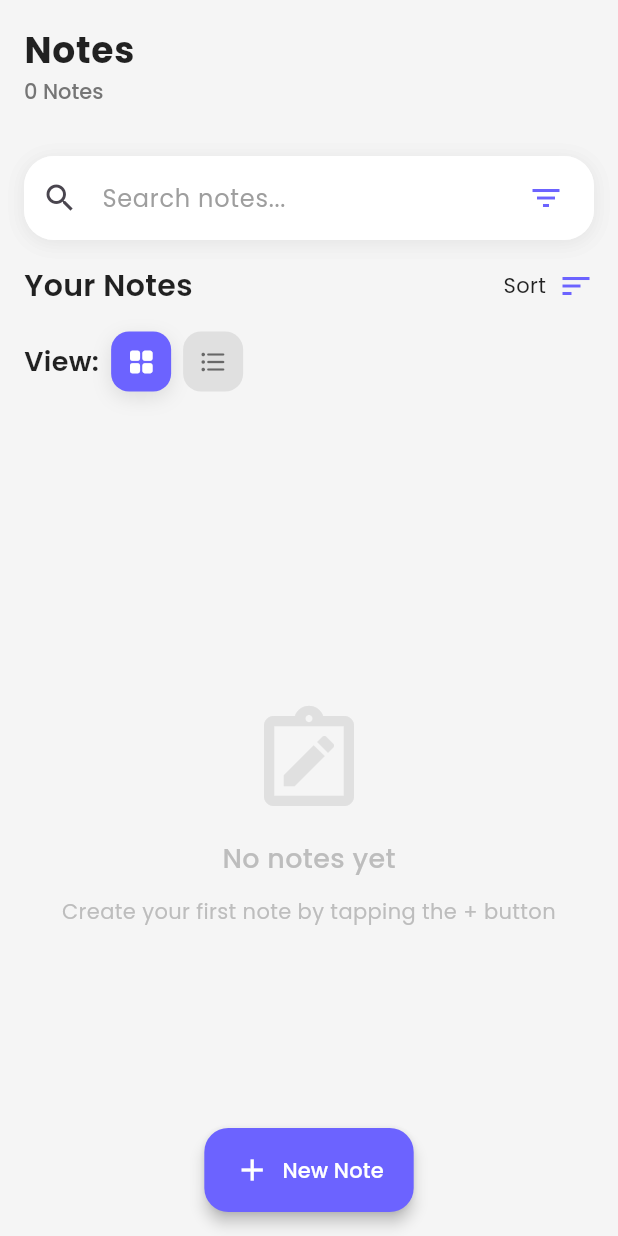
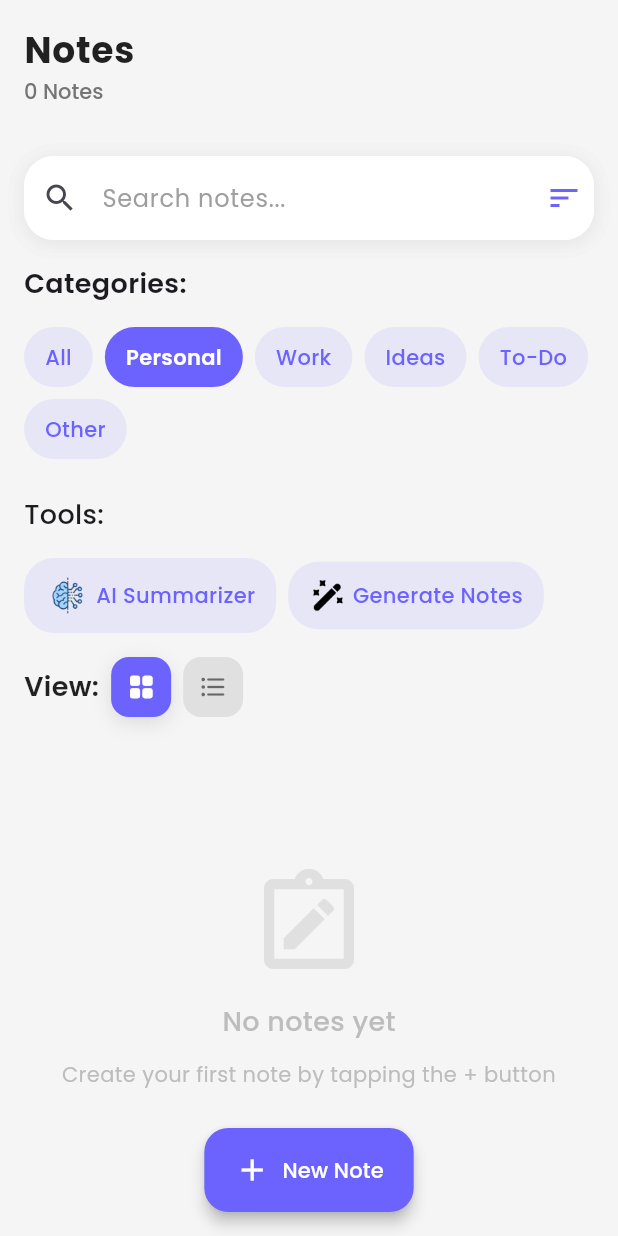
Before and after one commit to SahilLiotech/Notes-App, a Flutter app: the screen it shows after launch, on a phone screen of 412 x 824 dp. Run offline on Flutter 3.47's test engine with Material 3 defaults, Android fonts, the phone set to English and light mode, and no system bars; drawn by our look-alikes of toastification; our stand-ins replace animate_do, device_preview, flutter_riverpod, google_fonts, hive, open_file and 3 more; missing offline and left inert: flutter_quill; accounts and stored records are empty.

Commit message:
Initial Commit

```diff
--- a/lib/screens/home_screen.dart
+++ b/lib/screens/home_screen.dart
@@ -6,9 +6,9 @@ import 'package:google_fonts/google_fonts.dart';
 import 'package:notes_app/provider/notes_provider.dart';
 import 'package:notes_app/screens/add_notes_screen.dart';
 import 'package:notes_app/widgets/empty_notes_widget.dart';
+import 'package:notes_app/widgets/filter_menu_widget.dart';
 import 'package:notes_app/widgets/notes_card.dart';
 import 'package:notes_app/widgets/search_bar_widget.dart';
-import 'package:notes_app/widgets/sort_menu_widget.dart';
 import 'package:notes_app/widgets/toggle_view_button.dart';
 
 class HomeScreen extends ConsumerStatefulWidget {
@@ -75,6 +75,7 @@ class _HomeScreenState extends ConsumerState<HomeScreen> {
         child: Column(
           spacing: 16,
           mainAxisAlignment: MainAxisAlignment.start,
+          crossAxisAlignment: CrossAxisAlignment.start,
           children: [
             Container(
               decoration: BoxDecoration(
@@ -91,19 +92,94 @@ class _HomeScreenState extends ConsumerState<HomeScreen> {
               ),
               child: SearchBarWidget(controller: searchController),
             ),
-            Row(
-              mainAxisAlignment: MainAxisAlignment.spaceBetween,
-              children: [
-                Text(
-                  'Your Notes',
-                  style: GoogleFonts.poppins(
-                    fontSize: 20,
-                    fontWeight: FontWeight.w600,
-                    color: Colors.black87,
+
+            Text(
+              "Categories:",
+              style: GoogleFonts.poppins(
+                fontSize: 18,
+                fontWeight: FontWeight.w600,
+              ),
+              textAlign: TextAlign.start,
+            ),
+            FilterMenuWidget(),
+
+            Padding(
+              padding: const EdgeInsets.only(top: 8.0),
+              child: Text(
+                "Tools:",
+                style: GoogleFonts.poppins(
+                  fontSize: 18,
+                  fontWeight: FontWeight.w500,
+                ),
+              ),
+            ),
+            SingleChildScrollView(
+              scrollDirection: Axis.horizontal,
+              child: Row(
+                spacing: 8,
+                children: [
+                  Container(
+                    padding: const EdgeInsets.symmetric(
+                      horizontal: 12,
+                      vertical: 8,
+                    ),
+                    decoration: BoxDecoration(
+                      color: Color(0xFF6C63FF).withAlpha(26),
+                      borderRadius: BorderRadius.circular(20),
+                      border: Border.all(color: Colors.transparent, width: 2),
+                    ),
+                    child: Row(
+                      spacing: 4,
+                      mainAxisSize: MainAxisSize.min,
+                      children: [
+                        Image.asset(
+                          'assets/images/AI.png',
+                          height: 30,
+                          width: 30,
+                        ),
+                        Text(
+                          "AI Summarizer",
+                          style: GoogleFonts.poppins(
+                            color: Color(0xFF6C63FF),
+                            fontSize: 14,
+                            fontWeight: FontWeight.w500,
+                          ),
+                        ),
+                      ],
+                    ),
                   ),
-                ),
-                SortMenuWidget(),
-              ],
+                  Container(
+                    padding: const EdgeInsets.symmetric(
+                      horizontal: 12,
+                      vertical: 8,
+                    ),
+                    decoration: BoxDecoration(
+                      color: Color(0xFF6C63FF).withAlpha(26),
+                      borderRadius: BorderRadius.circular(20),
+                      border: Border.all(color: Colors.transparent, width: 2),
+                    ),
+                    child: Row(
+                      spacing: 4,
+                      mainAxisSize: MainAxisSize.min,
+                      children: [
+                        Image.asset(
+                          'assets/images/generator.png',
+                          height: 25,
+                          width: 25,
+                        ),
+                        Text(
+                          "Generate Notes",
+                          style: GoogleFonts.poppins(
+                            color: Color(0xFF6C63FF),
+                            fontSize: 14,
+                            fontWeight: FontWeight.w500,
+                          ),
+                        ),
+                      ],
+                    ),
+                  ),
+                ],
+              ),
             ),
 
             Row(
--- a/lib/widgets/filter_menu_widget.dart
+++ b/lib/widgets/filter_menu_widget.dart
@@ -18,43 +18,47 @@ class FilterMenuWidget extends ConsumerWidget {
 
   @override
   Widget build(BuildContext context, WidgetRef ref) {
-    return Container(
-      margin: const EdgeInsets.only(right: 8.0),
-      decoration: BoxDecoration(borderRadius: BorderRadius.circular(12.0)),
-      child: PopupMenuButton(
-        icon: const Icon(Icons.filter_list, color: Color(0xFF6C63FF)),
-        itemBuilder: (context) {
-          return [
-            PopupMenuItem(
-              enabled: false,
-              value: 'All',
-              child: Text(
-                'Filter By Categories',
-                style: GoogleFonts.poppins(
-                  fontSize: 16,
-                  fontWeight: FontWeight.w500,
+    final selectedCategory = ref.watch(selectCategoryStateProvider);
+    final primaryColor = const Color(0xFF6C63FF);
+
+    return Wrap(
+      spacing: 8.0,
+      runSpacing: 8.0,
+      children:
+          categories.map((category) {
+            final isSelected = selectedCategory == category;
+
+            return GestureDetector(
+              onTap: () {
+                ref
+                    .read(selectCategoryStateProvider.notifier)
+                    .update((state) => category);
+                ref.read(notesProvider.notifier).filterNotes(category);
+              },
+              child: Container(
+                padding: const EdgeInsets.symmetric(
+                  horizontal: 12,
+                  vertical: 8,
                 ),
-              ),
-            ),
-            ...categories.map((category) {
-              return PopupMenuItem(
-                value: category,
+                decoration: BoxDecoration(
+                  color: isSelected ? primaryColor : primaryColor.withAlpha(26),
+                  borderRadius: BorderRadius.circular(20),
+                  border: Border.all(
+                    color: isSelected ? primaryColor : Colors.transparent,
+                    width: 2,
+                  ),
+                ),
                 child: Text(
                   category,
                   style: GoogleFonts.poppins(
+                    color: isSelected ? Colors.white : primaryColor,
                     fontSize: 14,
-                    color: Colors.black87,
+                    fontWeight: isSelected ? FontWeight.w600 : FontWeight.w500,
                   ),
                 ),
-              );
-            }),
-          ];
-        },
-        onSelected: (value) {
-          final selectedCategory = value;
-          ref.read(notesProvider.notifier).filterNotes(selectedCategory);
-        },
-      ),
+              ),
+            );
+          }).toList(),
     );
   }
 }
--- a/lib/widgets/search_bar_widget.dart
+++ b/lib/widgets/search_bar_widget.dart
@@ -2,7 +2,7 @@ import 'package:flutter/material.dart';
 import 'package:flutter_riverpod/flutter_riverpod.dart';
 import 'package:google_fonts/google_fonts.dart';
 import 'package:notes_app/provider/notes_provider.dart';
-import 'package:notes_app/widgets/filter_menu_widget.dart';
+import 'package:notes_app/widgets/sort_menu_widget.dart';
 
 class SearchBarWidget extends ConsumerWidget {
   final TextEditingController controller;
@@ -50,7 +50,7 @@ class SearchBarWidget extends ConsumerWidget {
               },
             ),
           ),
-          FilterMenuWidget(),
+          SortMenuWidget(),
         ],
       ),
     );
--- a/lib/widgets/sort_menu_widget.dart
+++ b/lib/widgets/sort_menu_widget.dart
@@ -9,17 +9,10 @@ class SortMenuWidget extends ConsumerWidget {
 
   @override
   Widget build(BuildContext context, WidgetRef ref) {
-    return PopupMenuButton(
-      child: Row(
-        children: [
-          Text(
-            'Sort',
-            style: GoogleFonts.poppins(fontSize: 14, color: Colors.black87),
-          ),
-          const SizedBox(width: 8),
-          const Icon(Icons.sort, color: Color(0xFF6C63FF)),
-        ],
-      ),
+    return Padding(
+      padding: const EdgeInsets.all(8.0),
+      child: PopupMenuButton(
+        child: const Icon(Icons.sort, color: Color(0xFF6C63FF)),
 
         itemBuilder: (context) {
           return [
@@ -42,6 +35,7 @@ class SortMenuWidget extends ConsumerWidget {
         onSelected: (value) {
           ref.read(notesProvider.notifier).sortNotesByDate(value);
         },
+      ),
     );
   }
 }
--- a/pubspec.yaml
+++ b/pubspec.yaml
@@ -77,8 +77,8 @@ flutter:
   uses-material-design: true
 
   # To add assets to your application, add an assets section, like this:
-  # assets:
-  #   - images/a_dot_burr.jpeg
+  assets:
+    - assets/images/
   #   - images/a_dot_ham.jpeg
 
   # An image asset can refer to one or more resolution-specific "variants", see
```
Also changed, not shown: assets/images/AI.png (added), assets/images/generator.png (added). Lines whose indentation alone changed are shown as unchanged.
